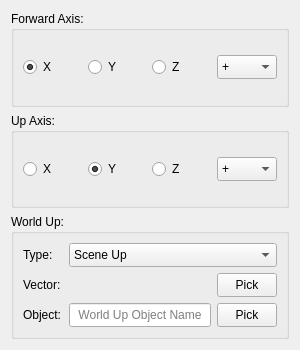
First picture: the form in ui/tabs/qaimtab.ui, repository bhsingleton/ezalign, before the edit.
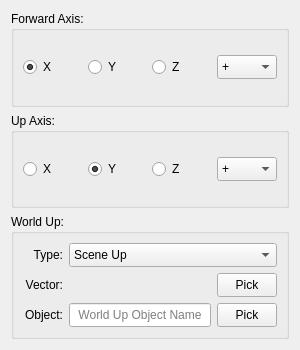
Second picture: the form after the edit. Custom widgets are drawn as their Qt base class.

Commit message: Propagating changes made to `QUicMixin` interface.

What changed in the file:
```diff
--- a/ui/tabs/qaimtab.ui
+++ b/ui/tabs/qaimtab.ui
@@ -193,7 +193,20 @@
      </property>
      <layout class="QVBoxLayout" name="worldUpLayout">
       <item>
+       <widget class="QWidget" name="worldUpTypeWidget" native="true">
        <layout class="QHBoxLayout" name="worldUpTypeLayout">
+         <property name="leftMargin">
+          <number>0</number>
+         </property>
+         <property name="topMargin">
+          <number>0</number>
+         </property>
+         <property name="rightMargin">
+          <number>0</number>
+         </property>
+         <property name="bottomMargin">
+          <number>0</number>
+         </property>
         <item>
          <widget class="QLabel" name="worldUpTypeLabel">
           <property name="sizePolicy">
@@ -217,6 +230,9 @@
           <property name="text">
            <string>Type:</string>
           </property>
+           <property name="alignment">
+            <set>Qt::AlignRight|Qt::AlignTrailing|Qt::AlignVCenter</set>
+           </property>
          </widget>
         </item>
         <item>
@@ -256,9 +272,23 @@
          </widget>
         </item>
        </layout>
+       </widget>
       </item>
       <item>
+       <widget class="QWidget" name="worldUpVectorWidget" native="true">
        <layout class="QHBoxLayout" name="worldUpVectorLayout">
+         <property name="leftMargin">
+          <number>0</number>
+         </property>
+         <property name="topMargin">
+          <number>0</number>
+         </property>
+         <property name="rightMargin">
+          <number>0</number>
+         </property>
+         <property name="bottomMargin">
+          <number>0</number>
+         </property>
         <item>
          <widget class="QLabel" name="worldUpVectorLabel">
           <property name="sizePolicy">
@@ -282,6 +312,9 @@
           <property name="text">
            <string>Vector:</string>
           </property>
+           <property name="alignment">
+            <set>Qt::AlignRight|Qt::AlignTrailing|Qt::AlignVCenter</set>
+           </property>
          </widget>
         </item>
         <item>
@@ -326,9 +359,23 @@
          </widget>
         </item>
        </layout>
+       </widget>
       </item>
       <item>
+       <widget class="QWidget" name="worldUpObjectWidget" native="true">
        <layout class="QHBoxLayout" name="worldUpObjectLayout">
+         <property name="leftMargin">
+          <number>0</number>
+         </property>
+         <property name="topMargin">
+          <number>0</number>
+         </property>
+         <property name="rightMargin">
+          <number>0</number>
+         </property>
+         <property name="bottomMargin">
+          <number>0</number>
+         </property>
         <item>
          <widget class="QLabel" name="worldUpObjectLabel">
           <property name="sizePolicy">
@@ -352,6 +399,9 @@
           <property name="text">
            <string>Object:</string>
           </property>
+           <property name="alignment">
+            <set>Qt::AlignRight|Qt::AlignTrailing|Qt::AlignVCenter</set>
+           </property>
          </widget>
         </item>
         <item>
@@ -405,6 +455,7 @@
          </widget>
         </item>
        </layout>
+       </widget>
       </item>
      </layout>
     </widget>
```
Left out of the diff: 26 changed lines with no effect on the pictures. Lines whose indentation alone changed are shown as unchanged. The commit also changes 7 other files.
